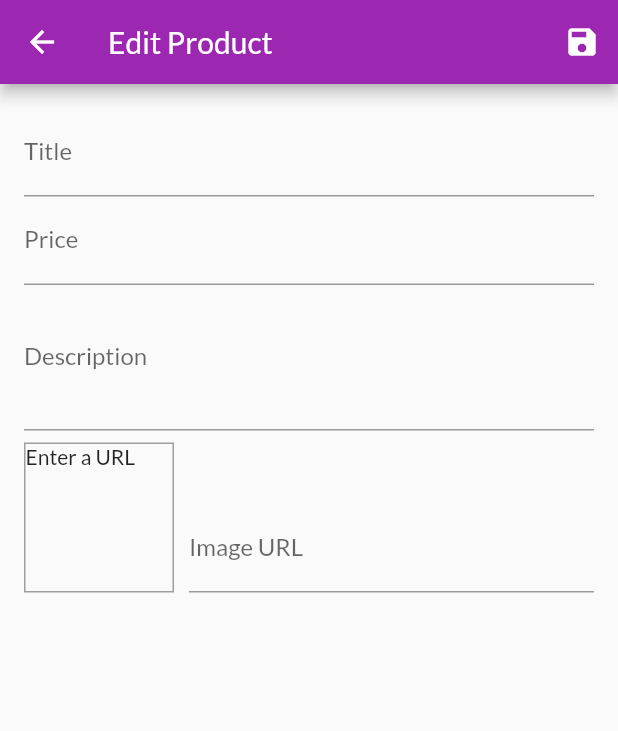
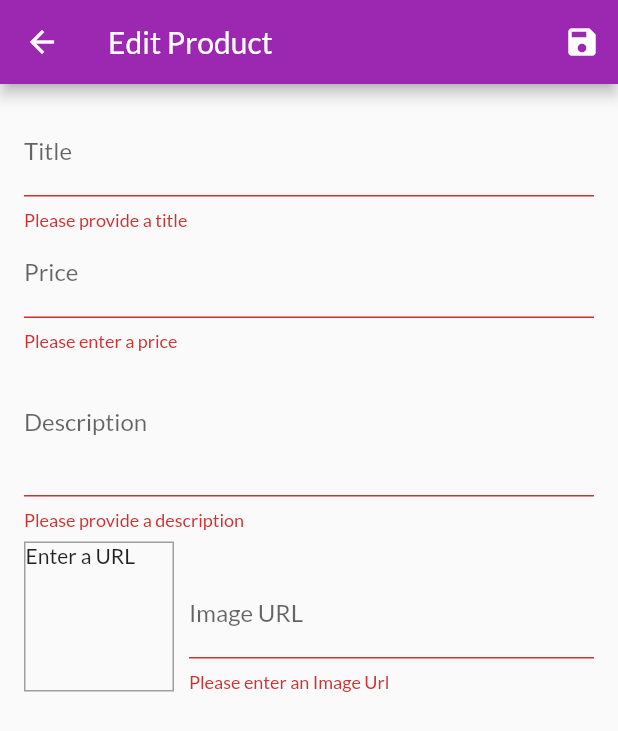
Before and after one commit to SusanGuy/Kinmel, a Flutter app: the EditProductScreen screen opened by its route, after a tap on the "save" icon, on a phone screen of 412 x 824 dp. Shown: the top 731 px of the screen. Run offline on Flutter 3.47's test engine with Material 2 defaults, Android fonts, the phone set to English and light mode, and no system bars; network calls fail.

Commit message:
Form Validation done

```diff
--- a/lib/screens/edit_product.dart
+++ b/lib/screens/edit_product.dart
@@ -35,11 +35,23 @@ class _EditProductScreenState extends State<EditProductScreen> {
 
   void _updateImageUrl() {
     if (!_imageUrlFocusNode.hasFocus) {
+      if (_imageUrlController.text.isEmpty ||
+          (!_imageUrlController.text.startsWith("http") &&
+              !_imageUrlController.text.startsWith("https")) ||
+          (!_imageUrlController.text.endsWith(".png") &&
+              !_imageUrlController.text.endsWith(".jpg") &&
+              !_imageUrlController.text.endsWith(".jpeg"))) {
+        return;
+      }
       setState(() {});
     }
   }
 
   void _saveForm() {
+    final isValid = _form.currentState.validate();
+    if (!isValid) {
+      return;
+    }
     _form.currentState.save();
   }
 
@@ -66,6 +78,12 @@ class _EditProductScreenState extends State<EditProductScreen> {
                 onFieldSubmitted: (_) {
                   FocusScope.of(context).requestFocus(_priceFocusNode);
                 },
+                validator: (value) {
+                  if (value.isEmpty) {
+                    return "Please provide a title";
+                  }
+                  return null;
+                },
                 onSaved: (value) {
                   _editedProduct = Product(
                       id: null,
@@ -85,6 +103,20 @@ class _EditProductScreenState extends State<EditProductScreen> {
                 onFieldSubmitted: (_) {
                   FocusScope.of(context).requestFocus(_descriptionFocusNode);
                 },
+                validator: (value) {
+                  if (value.isEmpty) {
+                    return "Please enter a price";
+                  }
+                  if (double.tryParse(value) == null) {
+                    return "Please enter a valid price";
+                  }
+
+                  if (double.parse(value) <= 0) {
+                    return "Please enter a price greater than 0";
+                  }
+
+                  return null;
+                },
                 onSaved: (value) {
                   _editedProduct = Product(
                       id: null,
@@ -99,6 +131,15 @@ class _EditProductScreenState extends State<EditProductScreen> {
                   labelText: "Description",
                 ),
                 maxLines: 3,
+                validator: (value) {
+                  if (value.isEmpty) {
+                    return "Please provide a description";
+                  }
+                  if (value.length < 10) {
+                    return "Should be atleast 10 characters long";
+                  }
+                  return null;
+                },
                 onSaved: (value) {
                   _editedProduct = Product(
                       id: null,
@@ -134,6 +175,24 @@ class _EditProductScreenState extends State<EditProductScreen> {
                       controller: _imageUrlController,
                       focusNode: _imageUrlFocusNode,
                       onFieldSubmitted: (_) => _saveForm(),
+                      validator: (value) {
+                        if (value.isEmpty) {
+                          return "Please enter an Image Url";
+                        }
+
+                        if (!value.startsWith("http") &&
+                            !value.startsWith("https")) {
+                          return "Please enter a valid url";
+                        }
+
+                        if (!value.endsWith(".png") &&
+                            !value.endsWith(".jpg") &&
+                            !value.endsWith(".jpeg")) {
+                          return "Please enter a valid image url";
+                        }
+
+                        return null;
+                      },
                       onSaved: (value) {
                         _editedProduct = Product(
                             id: null,
```
